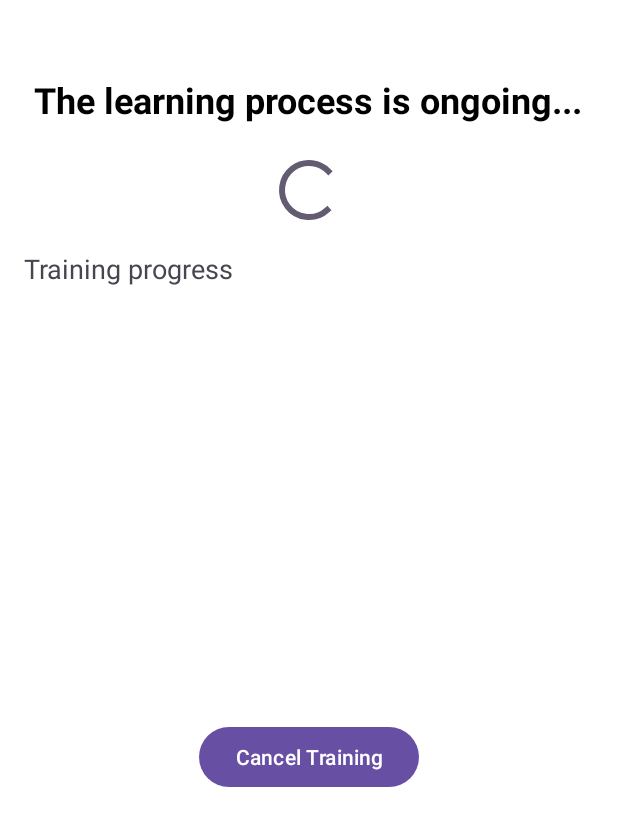
After one commit to MirMax13/Federated_Learning_Digit_Model, an Android app: the TrainingActivity screen opened directly, with no data from a screen before it, on a phone screen of 412 x 824 dp. The commit adds this screen. Shown: the top 826 px of the screen. Run offline under Robolectric (Android 15) with nearby library versions, the phone set to English and light mode, and no system bars.

Commit message:
Created new Activity for Training Process. Implemented logic for canceling training. Added output of training process

```diff
--- /dev/null
+++ b/Digit Model/app/src/main/java/com/example/test/TrainingActivity.java
@@ -0,0 +1,79 @@
+package com.example.test;
+
+import android.app.AlertDialog;
+import android.content.BroadcastReceiver;
+import android.content.Context;
+import android.content.Intent;
+import android.content.IntentFilter;
+import android.os.Bundle;
+import android.view.WindowManager;
+import android.widget.Button;
+import android.widget.TextView;
+
+import androidx.localbroadcastmanager.content.LocalBroadcastManager;
+import androidx.appcompat.app.AppCompatActivity;
+
+public class TrainingActivity extends AppCompatActivity {
+    private TextView trainingProgress;
+    @Override
+    protected void onCreate(Bundle savedInstanceState) {
+        super.onCreate(savedInstanceState);
+        setContentView(R.layout.activity_training);
+
+        getWindow().addFlags(WindowManager.LayoutParams.FLAG_KEEP_SCREEN_ON);
+        trainingProgress = findViewById(R.id.progressText);
+
+        Button cancelButton = findViewById(R.id.cancel_training_button);
+        cancelButton.setOnClickListener(v -> {
+            new AlertDialog.Builder(this)
+                    .setMessage("Are you sure you want to cancel the workout? The training results will be lost")
+                    .setPositiveButton("Yes, cancel", (dialog, which) -> {
+                        Intent intent = new Intent("CANCEL_TRAINING");
+                        LocalBroadcastManager.getInstance(this).sendBroadcast(intent);
+                        finish();
+                    })
+                    .setNegativeButton("No, return", (dialog, which) -> {
+                        dialog.dismiss();
+                    })
+                    .create()
+                    .show();
+        });
+
+    }
+
+    public void updateTrainingProgress(String progressMessage) {
+        runOnUiThread(() -> trainingProgress.setText(progressMessage));
+    }
+    @Override
+    protected void onResume() {
+        super.onResume();
+        LocalBroadcastManager.getInstance(this).registerReceiver(progressReceiver, new IntentFilter("UPDATE_TRAINING_PROGRESS"));
+        LocalBroadcastManager.getInstance(this).registerReceiver(cancelReceiver, new IntentFilter("CANCEL_TRAINING"));
+    }
+
+
+    @Override
+    protected void onPause() {
+        super.onPause();
+        LocalBroadcastManager.getInstance(this).unregisterReceiver(progressReceiver);
+        LocalBroadcastManager.getInstance(this).unregisterReceiver(cancelReceiver);
+    }
+
+    private final BroadcastReceiver cancelReceiver = new BroadcastReceiver() {
+        @Override
+        public void onReceive(Context context, Intent intent) {
+            MainActivity mainActivity = MainActivity.getInstance();
+            if (mainActivity != null) {
+                mainActivity.cancelTraining();
+            }
+        }
+    };
+
+    private final BroadcastReceiver progressReceiver = new BroadcastReceiver() {
+        @Override
+        public void onReceive(Context context, Intent intent) {
+            String progressMessage = intent.getStringExtra("progressMessage");
+            updateTrainingProgress(progressMessage);
+        }
+    };
+}
--- /dev/null
+++ b/Digit Model/app/src/main/res/layout/activity_training.xml
@@ -0,0 +1,51 @@
+<?xml version="1.0" encoding="utf-8"?>
+<RelativeLayout xmlns:android="http://schemas.android.com/apk/res/android"
+    android:layout_width="match_parent"
+    android:layout_height="match_parent"
+    android:background="#FFFFFF">
+
+    <TextView
+        android:id="@+id/training_status_text"
+        android:layout_width="wrap_content"
+        android:layout_height="wrap_content"
+        android:layout_centerHorizontal="true"
+        android:layout_marginTop="50dp"
+        android:text="The learning process is ongoing..."
+        android:textSize="24sp"
+        android:textStyle="bold"
+        android:textColor="#000000" />
+
+    <ProgressBar
+        android:id="@+id/training_progress_bar"
+        android:layout_width="wrap_content"
+        android:layout_height="wrap_content"
+        android:layout_below="@id/training_status_text"
+        android:layout_centerHorizontal="true"
+        android:layout_marginTop="20dp"
+        android:indeterminate="true" />
+
+    <TextView
+        android:id="@+id/progressText"
+        android:layout_width="match_parent"
+        android:layout_height="300dp"
+        android:layout_below="@id/training_progress_bar"
+        android:layout_alignParentStart="true"
+        android:layout_alignParentEnd="true"
+        android:layout_gravity="center"
+        android:layout_marginStart="0dp"
+        android:layout_marginTop="0dp"
+        android:layout_marginEnd="0dp"
+        android:padding="16dp"
+        android:text="Training progress"
+        android:textSize="18sp" />
+
+    <Button
+        android:id="@+id/cancel_training_button"
+        android:layout_width="wrap_content"
+        android:layout_height="wrap_content"
+        android:layout_below="@id/progressText"
+        android:layout_centerHorizontal="true"
+        android:layout_marginTop="30dp"
+        android:text="Cancel Training" />
+
+</RelativeLayout>
```
Also changed, not shown: Digit Model/app/src/main/AndroidManifest.xml (+11 -5 lines), Digit Model/app/src/main/java/com/example/test/MainActivity.java (+190 -97 lines).
